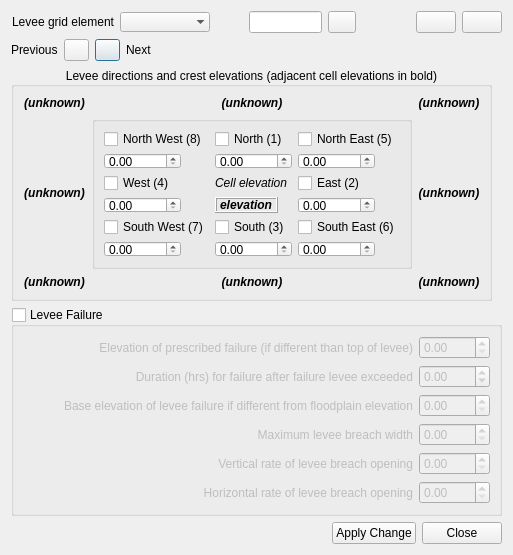
Before: the Qt Designer form flo2d/ui/individual_levee_data.ui in FLO-2DSoftware/qgis-flo-2d-plugin, drawn with Qt 5.
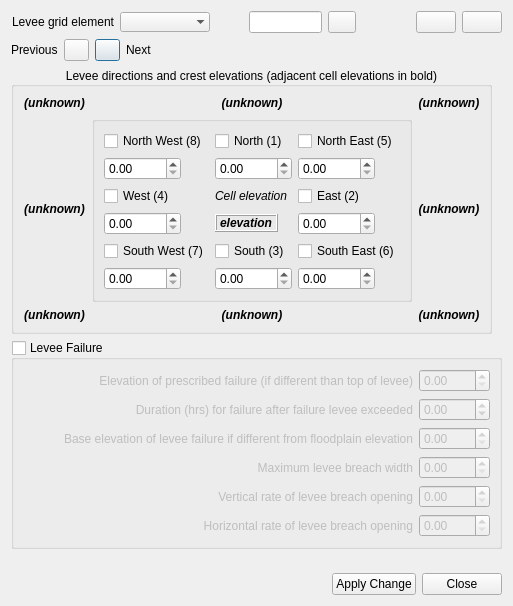
After: the same form once the commit is applied. Icons and pictures are not drawn. Custom widgets are drawn as their Qt base class.

```diff
--- a/flo2d/ui/individual_levee_data.ui
+++ b/flo2d/ui/individual_levee_data.ui
@@ -7,7 +7,7 @@
     <x>0</x>
     <y>0</y>
     <width>513</width>
-    <height>548</height>
+    <height>606</height>
    </rect>
   </property>
   <property name="sizePolicy">
```
Left out of the diff: 32 changed lines with no effect on the pictures.
